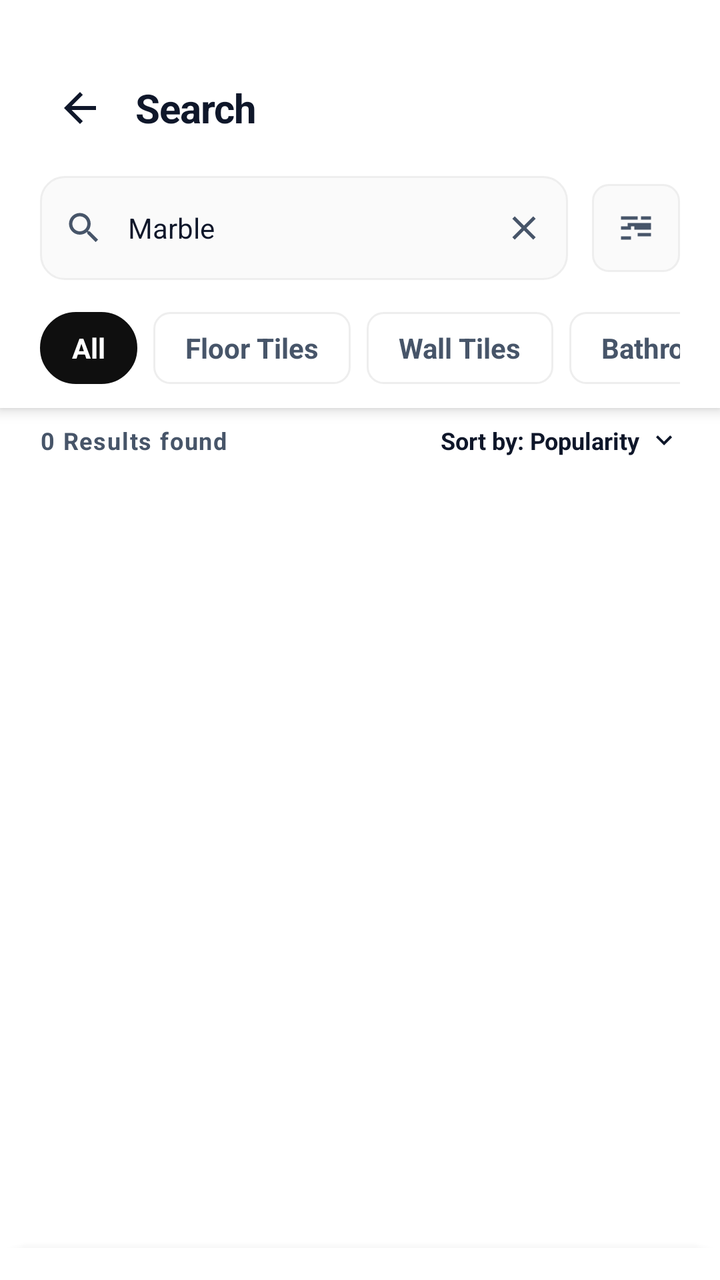
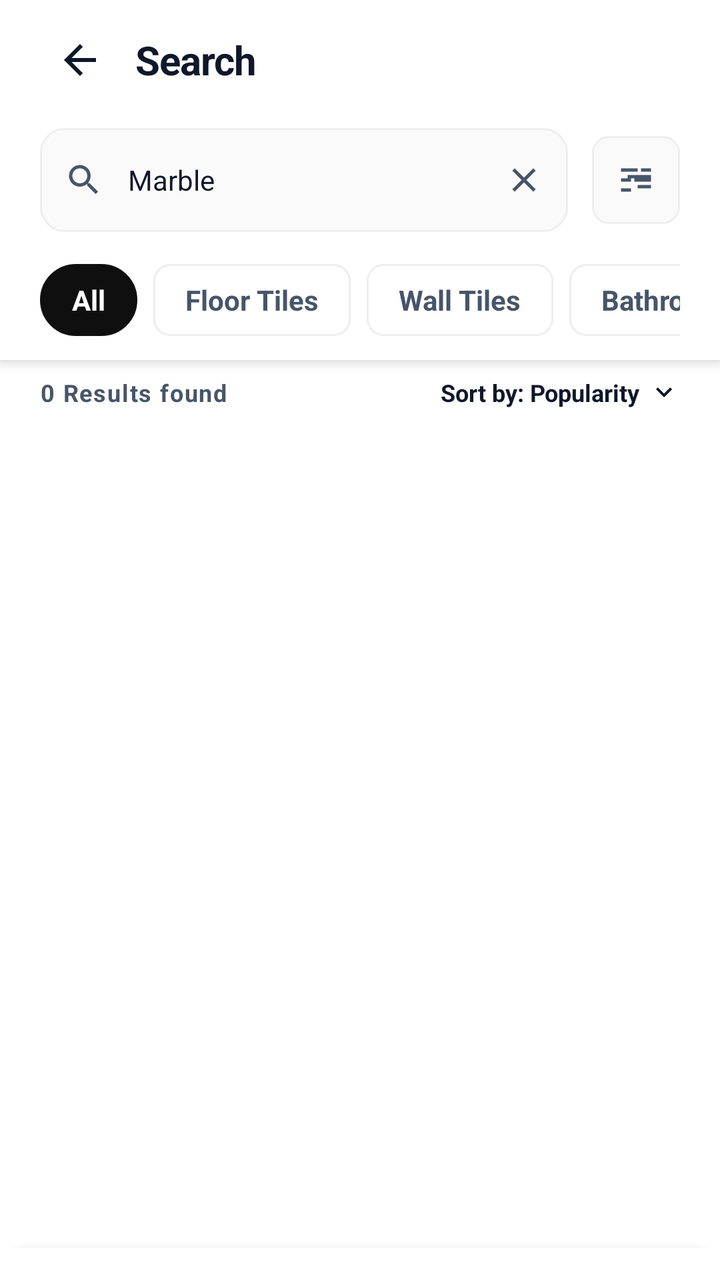

The first picture is an Android layout as it rendered before a commit; the second is the same layout after the commit. The layout source and the unified diff follow.
<!-- AndroidManifest.xml: activity theme Theme.AppCompat.Light.NoActionBar -->
<!-- res/layout/activity_search.xml -->
<?xml version="1.0" encoding="utf-8"?>
<RelativeLayout xmlns:android="http://schemas.android.com/apk/res/android"
    android:layout_width="match_parent"
    android:layout_height="match_parent"
    android:background="@color/white"
    android:fitsSystemWindows="true">

    
    <LinearLayout
        android:id="@+id/header"
        android:layout_width="match_parent"
        android:layout_height="wrap_content"
        android:orientation="vertical"
        android:background="@color/white"
        android:elevation="4dp">

        
        <View
            android:layout_width="match_parent"
            android:layout_height="24dp"
            android:background="@color/white" />

        
        <LinearLayout
            android:layout_width="match_parent"
            android:layout_height="56dp"
            android:orientation="horizontal"
            android:paddingHorizontal="20dp"
            android:gravity="center_vertical"
            android:background="@color/white"
            android:paddingTop="4dp">

            
            <LinearLayout
                android:id="@+id/btnBack"
                android:layout_width="40dp"
                android:layout_height="40dp"
                android:orientation="horizontal"
                android:gravity="center"
                android:clickable="true"
                android:focusable="true"
                android:background="?selectableItemBackgroundBorderless">

                <ImageView
                    android:layout_width="24dp"
                    android:layout_height="24dp"
                    android:src="@drawable/ic_arrow_back"
                    android:tint="@color/slate_900" />
            </LinearLayout>

            
            <TextView
                android:layout_width="wrap_content"
                android:layout_height="wrap_content"
                android:text="Search"
                android:textColor="@color/slate_900"
                android:textSize="20sp"
                android:textStyle="bold"
                android:letterSpacing="-0.02"
                android:layout_marginStart="8dp" />

            <Space
                android:layout_width="0dp"
                android:layout_height="0dp"
                android:layout_weight="1" />

        </LinearLayout>

        
        <LinearLayout
            android:layout_width="match_parent"
            android:layout_height="wrap_content"
            android:orientation="horizontal"
            android:paddingHorizontal="20dp"
            android:paddingTop="8dp"
            android:paddingBottom="16dp"
            android:gravity="center_vertical">

            
            <RelativeLayout
                android:layout_width="0dp"
                android:layout_height="wrap_content"
                android:layout_weight="1"
                android:background="@drawable/bg_search_container"
                android:paddingVertical="4dp"
                android:paddingHorizontal="12dp">

                
                <ImageView
                    android:layout_width="20dp"
                    android:layout_height="20dp"
                    android:src="@drawable/ic_search"
                    android:tint="@color/slate_600"
                    android:layout_centerVertical="true"
                    android:layout_alignParentStart="true" />

                
                <EditText
                    android:id="@+id/editTextSearch"
                    android:layout_width="match_parent"
                    android:layout_height="44dp"
                    android:layout_toEndOf="@id/btnSearchIcon"
                    android:layout_toStartOf="@id/btnClearSearch"
                    android:background="@android:color/transparent"
                    android:hint="Search tiles by name, size..."
                    android:text="Marble"
                    android:textColor="@color/slate_900"
                    android:textSize="14sp"
                    android:paddingStart="12dp"
                    android:paddingEnd="12dp"
                    android:singleLine="true"
                    android:imeOptions="actionSearch" />

                
                <ImageView
                    android:id="@+id/btnClearSearch"
                    android:layout_width="20dp"
                    android:layout_height="20dp"
                    android:src="@drawable/ic_close"
                    android:tint="@color/slate_600"
                    android:layout_centerVertical="true"
                    android:layout_alignParentEnd="true"
                    android:visibility="visible"
                    android:clickable="true"
                    android:focusable="true" />

                
                <ImageView
                    android:id="@+id/btnSearchIcon"
                    android:layout_width="20dp"
                    android:layout_height="20dp"
                    android:layout_centerVertical="true"
                    android:layout_alignParentStart="true"
                    android:visibility="invisible" />

            </RelativeLayout>

            
            <LinearLayout
                android:id="@+id/btnFilter"
                android:layout_width="44dp"
                android:layout_height="44dp"
                android:orientation="horizontal"
                android:gravity="center"
                android:background="@drawable/bg_filter_button"
                android:layout_marginStart="12dp"
                android:clickable="true"
                android:focusable="true">

                <ImageView
                    android:layout_width="20dp"
                    android:layout_height="20dp"
                    android:src="@drawable/ic_tune"
                    android:tint="@color/slate_600" />

            </LinearLayout>
        </LinearLayout>

        
        <HorizontalScrollView
            android:layout_width="match_parent"
            android:layout_height="wrap_content"
            android:scrollbars="none"
            android:paddingHorizontal="20dp"
            android:paddingBottom="12dp">

            <LinearLayout
                android:layout_width="wrap_content"
                android:layout_height="wrap_content"
                android:orientation="horizontal">

                
                <LinearLayout
                    android:id="@+id/btnAll"
                    android:layout_width="wrap_content"
                    android:layout_height="36dp"
                    android:orientation="horizontal"
                    android:gravity="center"
                    android:background="@drawable/bg_category_active"
                    android:paddingHorizontal="16dp"
                    android:layout_marginEnd="8dp"
                    android:clickable="true"
                    android:focusable="true">

                    <TextView
                        android:layout_width="wrap_content"
                        android:layout_height="wrap_content"
                        android:text="All"
                        android:textColor="@color/white"
                        android:textSize="14sp"
                        android:textStyle="bold" />
                </LinearLayout>

                
                <LinearLayout
                    android:id="@+id/btnFloorTiles"
                    android:layout_width="wrap_content"
                    android:layout_height="36dp"
                    android:orientation="horizontal"
                    android:gravity="center"
                    android:background="@drawable/bg_category_inactive"
                    android:paddingHorizontal="16dp"
                    android:layout_marginEnd="8dp"
                    android:clickable="true"
                    android:focusable="true">

                    <TextView
                        android:layout_width="wrap_content"
                        android:layout_height="wrap_content"
                        android:text="Floor Tiles"
                        android:textColor="@color/slate_600"
                        android:textSize="14sp"
                        android:textStyle="bold" />
                </LinearLayout>

                
                <LinearLayout
                    android:id="@+id/btnWallTiles"
                    android:layout_width="wrap_content"
                    android:layout_height="36dp"
                    android:orientation="horizontal"
                    android:gravity="center"
                    android:background="@drawable/bg_category_inactive"
                    android:paddingHorizontal="16dp"
                    android:layout_marginEnd="8dp"
                    android:clickable="true"
                    android:focusable="true">

                    <TextView
                        android:layout_width="wrap_content"
                        android:layout_height="wrap_content"
                        android:text="Wall Tiles"
                        android:textColor="@color/slate_600"
                        android:textSize="14sp"
                        android:textStyle="bold" />
                </LinearLayout>

                
                <LinearLayout
                    android:id="@+id/btnBathroom"
                    android:layout_width="wrap_content"
                    android:layout_height="36dp"
                    android:orientation="horizontal"
                    android:gravity="center"
                    android:background="@drawable/bg_category_inactive"
                    android:paddingHorizontal="16dp"
                    android:layout_marginEnd="8dp"
                    android:clickable="true"
                    android:focusable="true">

                    <TextView
                        android:layout_width="wrap_content"
                        android:layout_height="wrap_content"
                        android:text="Bathroom"
                        android:textColor="@color/slate_600"
                        android:textSize="14sp"
                        android:textStyle="bold" />
                </LinearLayout>

                
                <LinearLayout
                    android:id="@+id/btnKitchen"
                    android:layout_width="wrap_content"
                    android:layout_height="36dp"
                    android:orientation="horizontal"
                    android:gravity="center"
                    android:background="@drawable/bg_category_inactive"
                    android:paddingHorizontal="16dp"
                    android:layout_marginEnd="8dp"
                    android:clickable="true"
                    android:focusable="true">

                    <TextView
                        android:layout_width="wrap_content"
                        android:layout_height="wrap_content"
                        android:text="Kitchen"
                        android:textColor="@color/slate_600"
                        android:textSize="14sp"
                        android:textStyle="bold" />
                </LinearLayout>

                
                <LinearLayout
                    android:id="@+id/btnOutdoor"
                    android:layout_width="wrap_content"
                    android:layout_height="36dp"
                    android:orientation="horizontal"
                    android:gravity="center"
                    android:background="@drawable/bg_category_inactive"
                    android:paddingHorizontal="16dp"
                    android:clickable="true"
                    android:focusable="true">

                    <TextView
                        android:layout_width="wrap_content"
                        android:layout_height="wrap_content"
                        android:text="Outdoor"
                        android:textColor="@color/slate_600"
                        android:textSize="14sp"
                        android:textStyle="bold" />
                </LinearLayout>

            </LinearLayout>
        </HorizontalScrollView>
    </LinearLayout>

    
    <LinearLayout
        android:layout_width="match_parent"
        android:layout_height="wrap_content"
        android:orientation="vertical"
        android:layout_below="@id/header"
        android:layout_above="@+id/bottomNav"
        android:paddingTop="4dp">

        
        <LinearLayout
            android:layout_width="match_parent"
            android:layout_height="wrap_content"
            android:orientation="horizontal"
            android:gravity="center_vertical"
            android:paddingHorizontal="20dp"
            android:paddingVertical="12px">

            <TextView
                android:id="@+id/tvResultsCount"
                android:layout_width="wrap_content"
                android:layout_height="wrap_content"
                android:text="0 Results found"
                android:textColor="@color/slate_600"
                android:textSize="12sp"
                android:textStyle="bold"
                android:letterSpacing="0.05" />

            <Space
                android:layout_width="0dp"
                android:layout_height="0dp"
                android:layout_weight="1" />

            
            <LinearLayout
                android:id="@+id/btnSort"
                android:layout_width="wrap_content"
                android:layout_height="wrap_content"
                android:orientation="horizontal"
                android:gravity="center_vertical"
                android:clickable="true"
                android:focusable="true">

                <TextView
                    android:layout_width="wrap_content"
                    android:layout_height="wrap_content"
                    android:text="Sort by: Popularity"
                    android:textColor="@color/slate_900"
                    android:textSize="12sp"
                    android:textStyle="bold" />

                <ImageView
                    android:layout_width="16dp"
                    android:layout_height="16dp"
                    android:src="@drawable/ic_expand_more"
                    android:tint="@color/slate_900"
                    android:layout_marginStart="4dp" />
            </LinearLayout>
        </LinearLayout>

        
        <FrameLayout
            android:layout_width="match_parent"
            android:layout_height="match_parent">

            <androidx.recyclerview.widget.RecyclerView
                android:id="@+id/recyclerViewSearch"
                android:layout_width="match_parent"
                android:layout_height="match_parent"
                android:paddingHorizontal="12dp"
                android:paddingTop="8dp"
                android:clipToPadding="false"
                android:scrollbars="vertical" />

            <TextView
                android:id="@+id/tvNoResults"
                android:layout_width="wrap_content"
                android:layout_height="wrap_content"
                android:text="No results found"
                android:textColor="@color/slate_500"
                android:textSize="16sp"
                android:layout_gravity="center"
                android:visibility="gone" />
        </FrameLayout>

    </LinearLayout>

    
    <LinearLayout
        android:id="@+id/bottomNav"
        android:layout_width="match_parent"
        android:layout_height="wrap_content"
        android:orientation="vertical"
        android:background="@drawable/bg_bottom_nav"
        android:layout_alignParentBottom="true"
        android:elevation="8dp">

        

        
        <View
            android:layout_width="match_parent"
            android:layout_height="16dp"
            android:background="@color/white" />
    </LinearLayout>

</RelativeLayout>
<!-- resources referenced by this layout -->
<resources>
  <color name="slate_500">#64748B</color>
  <color name="slate_600">#475569</color>
  <color name="slate_900">#0F172A</color>
  <color name="white">#FFFFFFFF</color>
  <!-- drawable bg_bottom_nav (drawable) -->
  <?xml version="1.0" encoding="utf-8"?>
  <shape xmlns:android="http://schemas.android.com/apk/res/android">
      <solid android:color="@color/white" />
      <corners android:topLeftRadius="20dp" android:topRightRadius="20dp" />
  </shape>
  <!-- drawable bg_category_active (drawable) -->
  <?xml version="1.0" encoding="utf-8"?>
  <shape xmlns:android="http://schemas.android.com/apk/res/android">
      <solid android:color="@color/primary" />
      <corners android:radius="18dp" />
      <stroke android:width="1dp" android:color="@color/primary" />
  </shape>
  <!-- drawable bg_category_inactive (drawable) -->
  <?xml version="1.0" encoding="utf-8"?>
  <shape xmlns:android="http://schemas.android.com/apk/res/android">
      <solid android:color="@color/white" />
      <stroke android:width="1dp" android:color="#EEEEEE" />
      <corners android:radius="8dp" />
  </shape>
  <!-- drawable bg_filter_button (drawable) -->
  <?xml version="1.0" encoding="utf-8"?>
  <shape xmlns:android="http://schemas.android.com/apk/res/android">
      <solid android:color="#FAFAFA" />
      <stroke android:width="1dp" android:color="#EEEEEE" />
      <corners android:radius="8dp" />
  </shape>
  <!-- drawable bg_search_container (drawable) -->
  <?xml version="1.0" encoding="utf-8"?>
  <shape xmlns:android="http://schemas.android.com/apk/res/android">
      <solid android:color="#FAFAFA" />
      <stroke android:width="1dp" android:color="#EEEEEE" />
      <corners android:radius="12dp" />
  </shape>
  <!-- drawable ic_arrow_back (drawable) -->
  <?xml version="1.0" encoding="utf-8"?>
  <vector xmlns:android="http://schemas.android.com/apk/res/android"
      android:width="24dp"
      android:height="24dp"
      android:viewportWidth="24"
      android:viewportHeight="24"
      android:tint="@color/slate_900">
      <path
          android:fillColor="@android:color/white"
          android:pathData="M20,11H7.83l5.59,-5.59L12,4l-8,8 8,8 1.41,-1.41L7.83,13H20v-2z"/>
  </vector>
  <!-- drawable ic_close (drawable) -->
  <?xml version="1.0" encoding="utf-8"?>
  <vector xmlns:android="http://schemas.android.com/apk/res/android"
      android:width="24dp"
      android:height="24dp"
      android:viewportWidth="24"
      android:viewportHeight="24"
      android:tint="@color/slate_600">
      <path
          android:fillColor="@android:color/white"
          android:pathData="M19,6.41L17.59,5 12,10.59 6.41,5 5,6.41 10.59,12 5,17.59 6.41,19 12,13.41 17.59,19 19,17.59 13.41,12z"/>
  </vector>
  <!-- drawable ic_expand_more (drawable) -->
  <?xml version="1.0" encoding="utf-8"?>
  <vector xmlns:android="http://schemas.android.com/apk/res/android"
      android:width="24dp"
      android:height="24dp"
      android:viewportWidth="24"
      android:viewportHeight="24"
      android:tint="@color/slate_900">
      <path
          android:fillColor="@android:color/white"
          android:pathData="M16.59,8.59L12,13.17 7.41,8.59 6,10l6,6 6,-6z"/>
  </vector>
  <!-- drawable ic_tune (drawable) -->
  <vector xmlns:android="http://schemas.android.com/apk/res/android"
      android:width="24dp"
      android:height="24dp"
      android:viewportWidth="24"
      android:viewportHeight="24">
      <path
          android:fillColor="#000000"
          android:pathData="M3,17v2h6v-2H3zM3,5v2h10V5H3zM13,17h8v-2h-8v2zM7,9v2H21V9H7zM3,11v2h6v-2H3zM11,13h10v-2H11v2zM15,5v2h6V5H15zM7,5v2h6V5H7z"/>
  </vector>
  <color name="primary">#0F0F0F</color>
  <!-- unchanged entries left out for length: 1 -->
</resources>

<!-- the commit's change to res/layout/activity_search.xml (unified diff, before → after) -->
@@ -15,10 +15,6 @@
         android:elevation="4dp">
 
         
-        <View
-            android:layout_width="match_parent"
-            android:layout_height="24dp"
-            android:background="@color/white" />
 
         
         <LinearLayout
